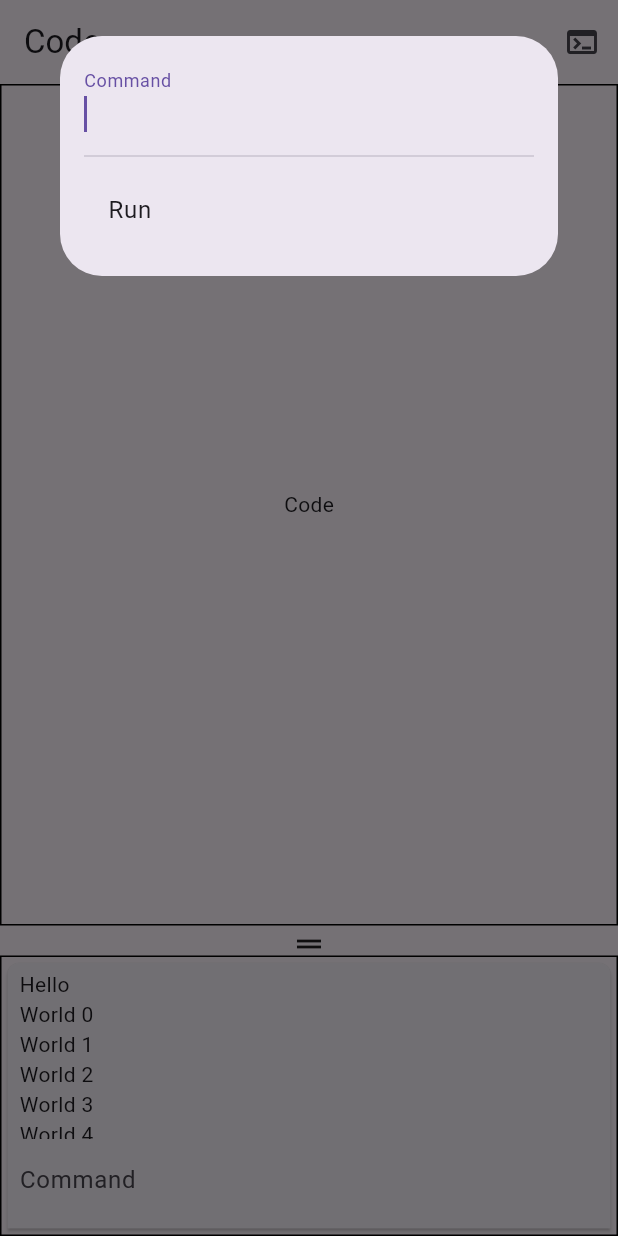
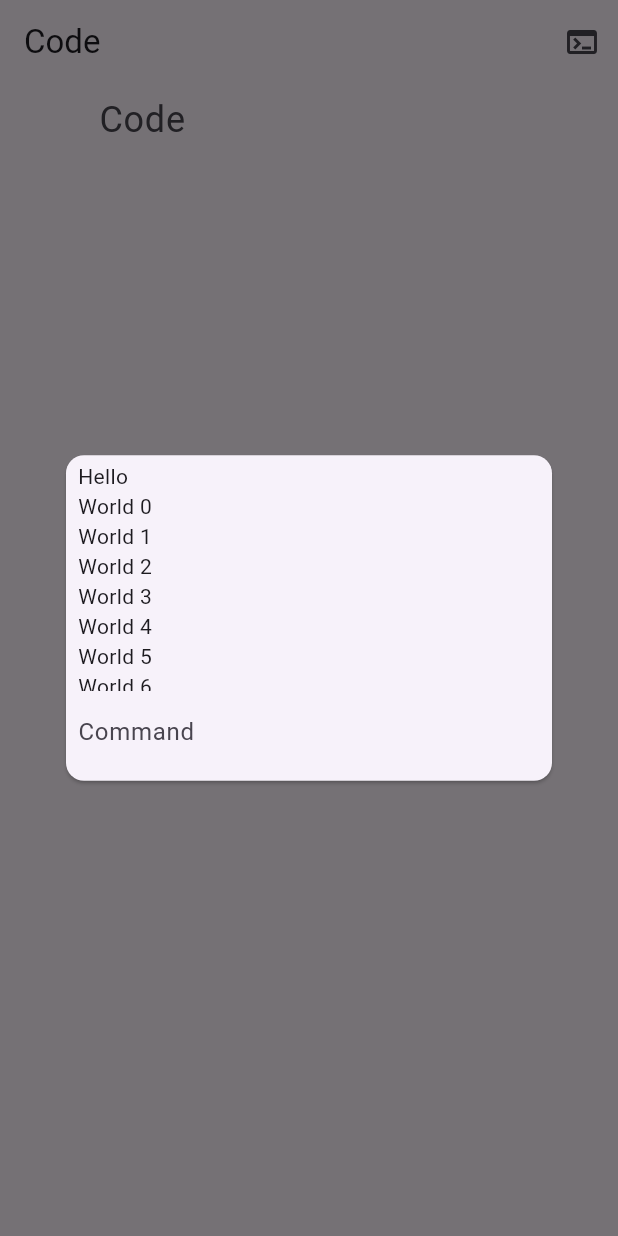
Before and after one commit to FornaxTeam/fornaxer, a Flutter app: the screen it shows after launch, after a tap on the "terminal" icon, on a phone screen of 412 x 824 dp. Run offline on Flutter 3.47's test engine with Material 2 defaults, Android fonts, the phone set to English and light mode, and no system bars; our stand-ins replace go_router.

Commit message:
Add code text field

```diff
--- /dev/null
+++ b/app/lib/code/code.dart
@@ -0,0 +1,113 @@
+import 'package:flutter/foundation.dart';
+import 'package:flutter/material.dart';
+
+class CodeView extends StatefulWidget {
+  const CodeView({Key? key}) : super(key: key);
+
+  @override
+  State<CodeView> createState() => _CodeViewState();
+}
+
+class _CodeViewState extends State<CodeView> {
+  final _controller = TextEditingController();
+  final _scrollController = ScrollController();
+  int _lines = 0;
+
+  void _updateLines(String value) {
+    setState(() {
+      _lines = value.split('\n').length;
+    });
+  }
+
+  @override
+  Widget build(BuildContext context) {
+    return ConstrainedBox(
+      constraints: const BoxConstraints.expand(),
+      child: SingleChildScrollView(
+        controller: _scrollController,
+        child: Row(
+            mainAxisAlignment: MainAxisAlignment.start,
+            crossAxisAlignment: CrossAxisAlignment.center,
+            mainAxisSize: MainAxisSize.max,
+            children: [
+              _LineNumberColumn(
+                lines: _lines,
+              ),
+              const SizedBox(width: 16),
+              Expanded(
+                child: _CodeField(
+                  controller: _controller,
+                  scrollController: _scrollController,
+                  onChanged: (value) => _updateLines(value),
+                ),
+              ),
+            ]),
+      ),
+    );
+  }
+}
+
+class _LineNumberColumn extends StatelessWidget {
+  final int lines;
+  const _LineNumberColumn({Key? key, this.lines = 0}) : super(key: key);
+
+  @override
+  Widget build(BuildContext context) {
+    return SizedBox(
+        width: 50,
+        child: Align(
+          alignment: Alignment.centerLeft,
+          child: Text.rich(
+            TextSpan(
+              style: const TextStyle(
+                  color: Colors.grey, height: 1.5, fontSize: 24),
+              children: List.generate(lines, (i) {
+                final display = i + 1;
+                return TextSpan(
+                  text: i == lines - 1 ? '$display' : '$display\n',
+                );
+              }),
+            ),
+          ),
+        ));
+  }
+}
+
+class _CodeField extends StatelessWidget {
+  final TextEditingController? controller;
+  final ScrollController? scrollController;
+  final ValueChanged<String>? onChanged;
+  const _CodeField(
+      {Key? key, this.controller, this.scrollController, this.onChanged})
+      : super(key: key);
+
+  @override
+  Widget build(BuildContext context) {
+    return ConstrainedBox(
+      constraints: const BoxConstraints(minWidth: 500),
+      child: TextField(
+        controller: controller,
+        decoration: const InputDecoration(
+          border: InputBorder.none,
+          hintText: 'Code',
+          fillColor: Colors.transparent,
+          contentPadding: EdgeInsets.zero,
+        ),
+
+        onChanged: onChanged,
+        maxLines: null,
+        // Disable scrolling
+        scrollPadding: EdgeInsets.zero,
+        scrollPhysics: const NeverScrollableScrollPhysics(),
+        enableSuggestions: false,
+        keyboardType: TextInputType.multiline,
+        style: const TextStyle(fontSize: 24, height: 1.5),
+        onSubmitted: (value) {
+          if (kDebugMode) {
+            print(value);
+          }
+        },
+      ),
+    );
+  }
+}
--- a/app/lib/code/console.dart
+++ /dev/null
@@ -1,45 +0,0 @@
-import 'package:flutter/material.dart';
-
-class ConsoleView extends StatefulWidget {
-  const ConsoleView({Key? key}) : super(key: key);
-
-  @override
-  State<ConsoleView> createState() => _ConsoleViewState();
-}
-
-class _ConsoleViewState extends State<ConsoleView> {
-  final TextEditingController _controller = TextEditingController();
-  @override
-  Widget build(BuildContext context) {
-    return SizedBox(
-      height: 225,
-      child: Card(
-        // Round top corners.
-        shape: const RoundedRectangleBorder(
-          borderRadius: BorderRadius.vertical(top: Radius.circular(8)),
-        ),
-        child: Padding(
-          padding: const EdgeInsets.symmetric(horizontal: 8.0, vertical: 4.0),
-          child: Column(children: [
-            Expanded(
-                child: ListView(children: [
-              const Text('Hello'),
-              ...List.generate(50, (index) => Text('World $index')),
-            ])),
-            TextField(
-              decoration: const InputDecoration(
-                border: InputBorder.none,
-                labelText: 'Command',
-              ),
-              controller: _controller,
-              onSubmitted: (value) {
-                print(value);
-                _controller.text = "";
-              },
-            ),
-          ]),
-        ),
-      ),
-    );
-  }
-}
--- /dev/null
+++ b/app/lib/code/console/view.dart
@@ -0,0 +1,47 @@
+import 'package:flutter/material.dart';
+
+class ConsoleView extends StatefulWidget {
+  const ConsoleView({Key? key}) : super(key: key);
+
+  @override
+  State<ConsoleView> createState() => _ConsoleViewState();
+}
+
+class _ConsoleViewState extends State<ConsoleView> {
+  final TextEditingController _controller = TextEditingController();
+  @override
+  Widget build(BuildContext context) {
+    return LayoutBuilder(builder: (context, constraints) {
+      return SizedBox(
+        height: 225,
+        child: Card(
+          child: constraints.maxHeight < 75
+              ? const Center(child: Text('Console'))
+              : Padding(
+                  padding: const EdgeInsets.symmetric(
+                      horizontal: 8.0, vertical: 4.0),
+                  child: Column(children: [
+                    Expanded(
+                        child: ListView(children: [
+                      const Text('Hello'),
+                      ...List.generate(50, (index) => Text('World $index')),
+                    ])),
+                    TextField(
+                      decoration: const InputDecoration(
+                        border: InputBorder.none,
+                        labelText: 'Command',
+                        fillColor: Colors.transparent,
+                      ),
+                      controller: _controller,
+                      onSubmitted: (value) {
+                        print(value);
+                        _controller.text = "";
+                      },
+                    ),
+                  ]),
+                ),
+        ),
+      );
+    });
+  }
+}
--- a/app/lib/code/page.dart
+++ b/app/lib/code/page.dart
@@ -1,6 +1,6 @@
 import 'package:flutter/material.dart';
-import 'package:fornaxer/code/command.dart';
-import 'package:fornaxer/code/console.dart';
+import 'package:fornaxer/code/code.dart';
+import 'package:fornaxer/code/console/view.dart';
 import 'package:fornaxer/widgets/split/core.dart';
 
 class CodePage extends StatelessWidget {
@@ -8,29 +8,34 @@ class CodePage extends StatelessWidget {
 
   @override
   Widget build(BuildContext context) {
+    return LayoutBuilder(builder: (context, constraints) {
+      final isMobile =
+          constraints.maxWidth < 600 || constraints.maxHeight < 600;
       return Scaffold(
           appBar: AppBar(
             title: const Text('Code'),
             actions: [
+              if (isMobile)
                 IconButton(
                   onPressed: () {
                     showDialog(
                         context: context,
-                    builder: (context) => const CommandOverlay());
+                        builder: (context) => const Dialog(
+                            backgroundColor: Colors.transparent,
+                            child: ConsoleView()));
                   },
                   icon: const Icon(Icons.terminal_outlined),
                 )
             ],
           ),
-        body: SplitView(
+          body: isMobile
+              ? const CodeView()
+              : const SplitView(
                   axis: Axis.vertical,
                   ratio: 0.75,
-          first: SplitWindow(
-            builder: (context) => Center(child: Text("Code")),
-          ),
-          second: SplitWindow(
-            builder: (context) => const ConsoleView(),
-          ),
+                  first: CodeView(),
+                  second: ConsoleView(),
                 ));
+    });
   }
 }
--- a/app/lib/widgets/split/core.dart
+++ b/app/lib/widgets/split/core.dart
@@ -2,28 +2,6 @@ import 'package:flutter/material.dart';
 import 'package:flutter/widgets.dart';
 
 typedef ExpandCallback = void Function(bool expanded);
-typedef SplitWindowBuilder = Widget Function(BuildContext context);
-
-class SplitWindow extends StatelessWidget {
-  final SplitWindowBuilder builder;
-  final double maxSize;
-  final double minSize;
-  final double size;
-  final bool border;
-
-  const SplitWindow(
-      {required this.builder,
-      this.minSize = 0,
-      this.maxSize = double.infinity,
-      this.size = 0.5,
-      this.border = true,
-      super.key});
-
-  @override
-  Widget build(BuildContext context) => Container(
-      decoration: border ? BoxDecoration(border: Border.all()) : null,
-      child: builder(context));
-}
 
 class CustomPageRoute extends MaterialPageRoute {
   @override
@@ -33,8 +11,8 @@ class CustomPageRoute extends MaterialPageRoute {
 }
 
 class SplitView extends StatefulWidget {
-  final SplitWindow first;
-  final SplitWindow second;
+  final Widget first;
+  final Widget second;
   final double ratio;
   final Icon icon;
   final Axis axis;
@@ -59,7 +37,7 @@ class _SplitViewState extends State<SplitView> {
 
   //from 0-1
   late double _ratio;
-  late double _maxSize = 1;
+  double _maxSize = 1;
 
   get _firstSize => _ratio * _maxSize;
   get _secondSize => (1 - _ratio) * _maxSize;
@@ -75,20 +53,10 @@ class _SplitViewState extends State<SplitView> {
     return LayoutBuilder(builder: (context, BoxConstraints constraints) {
       assert(_ratio <= 1);
       assert(_ratio >= 0);
-      var constraintsSize = widget.axis == Axis.horizontal
+      _maxSize = widget.axis == Axis.horizontal
           ? constraints.maxWidth
           : constraints.maxHeight;
-      if (widget.first.minSize > _firstSize ||
-          widget.second.minSize > _secondSize ||
-          widget.first.maxSize < _firstSize ||
-          widget.second.maxSize < _secondSize) {
-        _maxSize = constraintsSize - _dividerWidth;
-        _ratio = widget.first.size / _maxSize;
-        _ratio = (_maxSize - widget.second.size) / _maxSize;
-      }
-      if (_maxSize != constraintsSize) {
-        _maxSize = constraintsSize - _dividerWidth;
-      }
+      _maxSize -= _dividerWidth;
       var list = widget.axis == Axis.horizontal
           ? Row(
               children: _buildBody(constraints),
@@ -108,7 +76,11 @@ class _SplitViewState extends State<SplitView> {
               width: widget.axis == Axis.horizontal ? _firstSize : null,
               height: widget.axis == Axis.horizontal ? null : _firstSize,
               child: SizedBox.expand(child: widget.first))),
-      GestureDetector(
+      MouseRegion(
+        cursor: widget.axis == Axis.horizontal
+            ? SystemMouseCursors.resizeColumn
+            : SystemMouseCursors.resizeRow,
+        child: GestureDetector(
           behavior: HitTestBehavior.translucent,
           child: SizedBox(
               width: widget.axis == Axis.horizontal
@@ -123,15 +95,10 @@ class _SplitViewState extends State<SplitView> {
                   child: widget.icon)),
           onPanUpdate: (DragUpdateDetails details) {
             setState(() {
-            var last = _ratio;
               _ratio += (widget.axis == Axis.horizontal
                       ? details.delta.dx
                       : details.delta.dy) /
                   _maxSize;
-            if (widget.first.minSize > _firstSize ||
-                widget.second.minSize > _secondSize ||
-                widget.first.maxSize < _firstSize ||
-                widget.second.maxSize < _secondSize) _ratio = last;
               if (_ratio > 1) {
                 _ratio = 1;
               } else if (_ratio < 0.0) {
@@ -139,6 +106,7 @@ class _SplitViewState extends State<SplitView> {
               }
             });
           },
+        ),
       ),
       Builder(
           builder: (context) => SizedBox(
--- a/app/lib/widgets/split/scaffold.dart
+++ b/app/lib/widgets/split/scaffold.dart
@@ -4,7 +4,6 @@ import 'core.dart';
 
 class SplitScaffold extends StatelessWidget {
   final SplitView view;
-  final SplitWindow window;
   final bool expanded;
   final String title;
   final Widget body;
@@ -12,13 +11,13 @@ class SplitScaffold extends StatelessWidget {
   final List<Widget> actions;
   final FloatingActionButton? floatingActionButton;
 
-  SplitScaffold(
+  const SplitScaffold(
       {required this.view,
-      required this.window,
       this.expanded = false,
       required this.title,
       required this.body,
       this.icon,
+      super.key,
       this.actions = const [],
       this.floatingActionButton});
   @override
--- a/app/pubspec.yaml
+++ b/app/pubspec.yaml
@@ -35,6 +35,7 @@ dependencies:
   # Use with the CupertinoIcons class for iOS style icons.
   cupertino_icons: ^1.0.2
   go_router: ^3.1.0
+  flutter_bloc: ^8.0.1
 
 dev_dependencies:
   flutter_test:
```
Also changed, not shown: app/pubspec.lock. Lines whose indentation alone changed are shown as unchanged.
